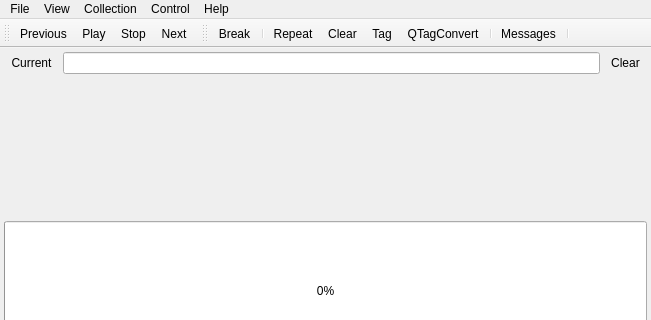
The window that src/cuberok.ui (DrMoriarty/cuberok) describes before a commit, drawn with Qt 5; both pictures show x 0 to 651 and y 0 to 320 of the 651 by 535 pixel window.
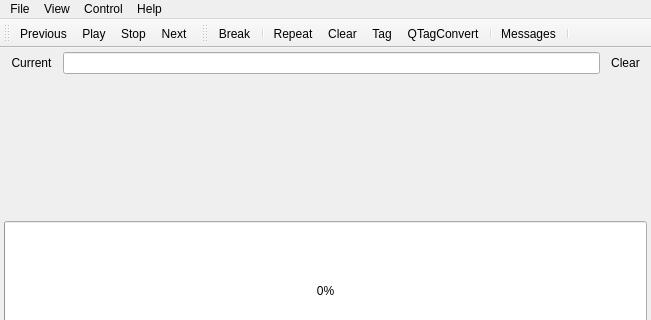
The same window after the commit. Icons and pictures are not drawn. Custom widgets are drawn as their Qt base class.

Commit message: some fixes collection import was replaced into extension

What changed in the file:
```diff
--- a/src/cuberok.ui
+++ b/src/cuberok.ui
@@ -192,7 +192,7 @@
      <x>0</x>
      <y>0</y>
      <width>651</width>
-     <height>21</height>
+     <height>20</height>
     </rect>
    </property>
    <property name="defaultUp">
@@ -287,16 +287,8 @@
     <addaction name="actionConsole"/>
     <addaction name="separator"/>
    </widget>
-   <widget class="QMenu" name="menuCollection">
-    <property name="title">
-     <string>Collection</string>
-    </property>
-    <addaction name="actionCollectionPreferences"/>
-    <addaction name="actionImport_Amarok_collection"/>
-   </widget>
    <addaction name="menuFile"/>
    <addaction name="menuView"/>
-   <addaction name="menuCollection"/>
    <addaction name="menuControl"/>
    <addaction name="menuHelp"/>
   </widget>
```
Left out of the diff: 49 changed lines with no effect on the pictures. The commit also changes 15 other files.
